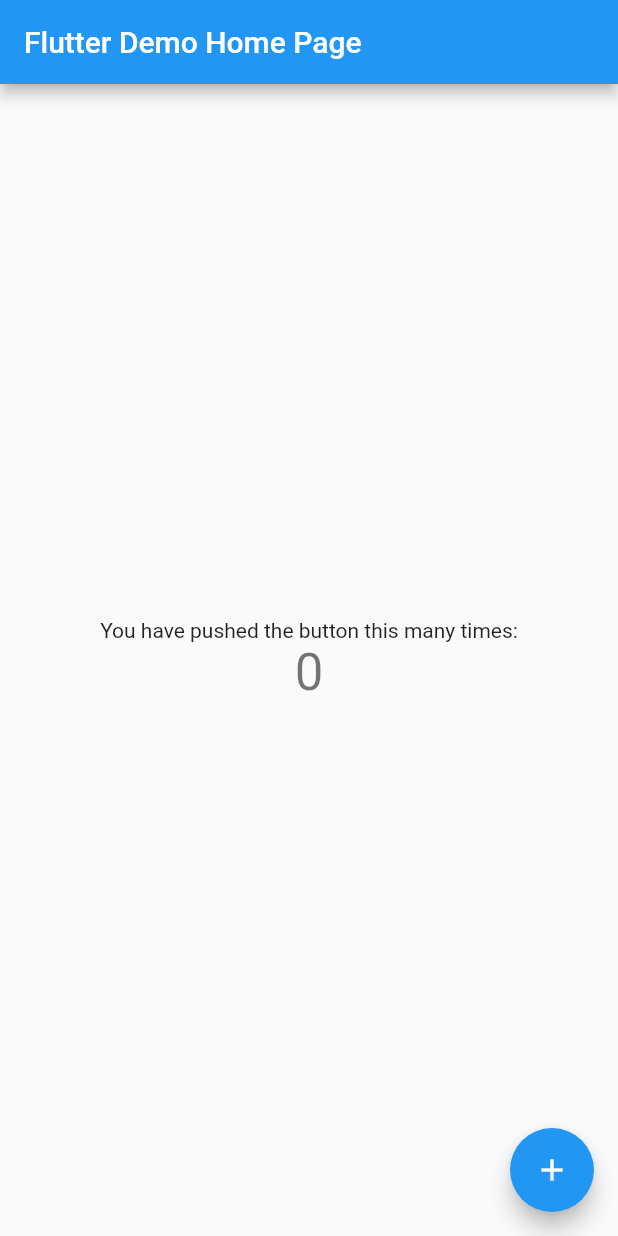
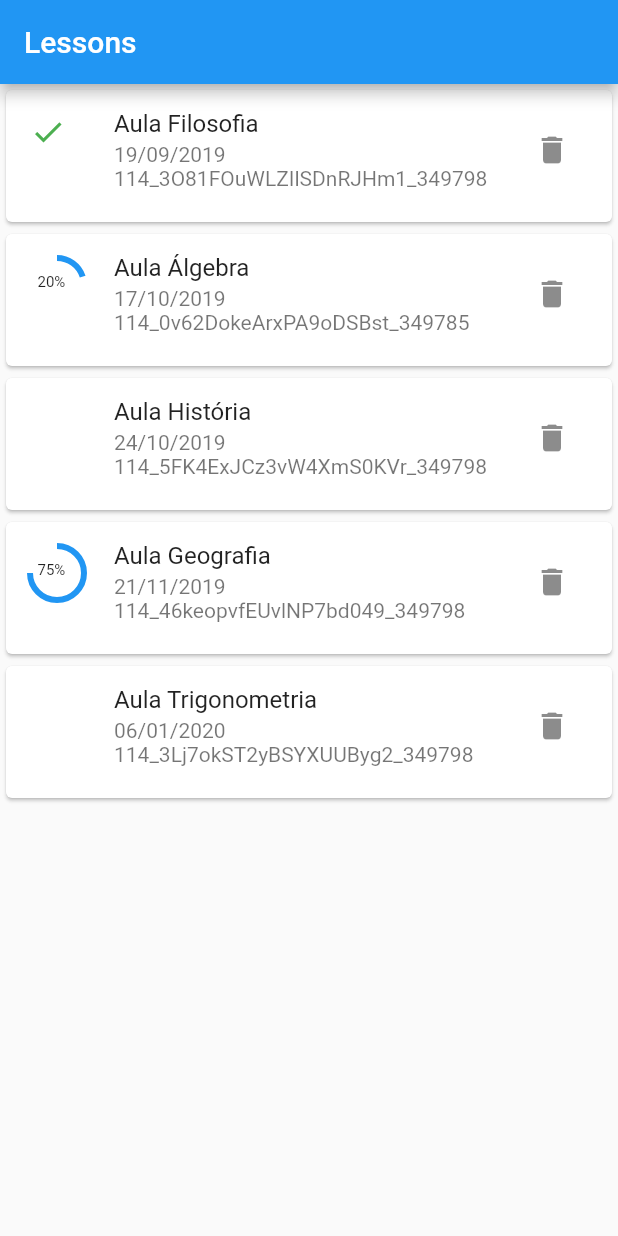
Before and after one commit to skore-io/teste-mobile, a Flutter app: the screen it shows after launch, on a phone screen of 412 x 824 dp. Run offline on Flutter 3.47's test engine with Material 2 defaults, Android fonts, the phone set to English and light mode, and no system bars.

Commit message:
feat: add app

```diff
--- /dev/null
+++ b/mobile_challenge/lib/controllers/lessons_list_controller.dart
@@ -0,0 +1,27 @@
+import 'package:flutter/foundation.dart';
+
+import '../models/lesson_model.dart';
+import '../repositories/lesson_repository.dart';
+
+class LessonsListController extends ChangeNotifier {
+  final LessonRepository _lessonRepository;
+
+  LessonsListController(this._lessonRepository);
+
+  ValueNotifier<List<LessonModel>> lessons =
+      ValueNotifier<List<LessonModel>>([]);
+
+  Future<void> getLessons() async {
+    lessons.value = await _lessonRepository.getLessons();
+  }
+
+  void sortLessonsByCreatedAt() {
+    lessons.value.sort((a, b) => a.createdAt.compareTo(b.createdAt));
+    notifyListeners();
+  }
+
+  void deleteLesson(LessonModel lesson) {
+    lessons.value.remove(lesson);
+    lessons.notifyListeners();
+  }
+}
--- a/mobile_challenge/lib/main.dart
+++ b/mobile_challenge/lib/main.dart
@@ -1,4 +1,6 @@
 import 'package:flutter/material.dart';
+
+import 'ui/pages/lessons_list_page.dart';
 
 void main() {
   runApp(const MyApp());
@@ -7,109 +9,14 @@
 class MyApp extends StatelessWidget {
   const MyApp({Key? key}) : super(key: key);
 
-  // This widget is the root of your application.
   @override
   Widget build(BuildContext context) {
     return MaterialApp(
-      title: 'Flutter Demo',
+      title: 'Flutter Skore Challenge',
       theme: ThemeData(
-        // This is the theme of your application.
-        //
-        // Try running your application with "flutter run". You'll see the
-        // application has a blue toolbar. Then, without quitting the app, try
-        // changing the primarySwatch below to Colors.green and then invoke
-        // "hot reload" (press "r" in the console where you ran "flutter run",
-        // or simply save your changes to "hot reload" in a Flutter IDE).
-        // Notice that the counter didn't reset back to zero; the application
-        // is not restarted.
         primarySwatch: Colors.blue,
       ),
-      home: const MyHomePage(title: 'Flutter Demo Home Page'),
+      home: const LessonsListPage(),
     );
   }
 }
-
-class MyHomePage extends StatefulWidget {
-  const MyHomePage({Key? key, required this.title}) : super(key: key);
-
-  // This widget is the home page of your application. It is stateful, meaning
-  // that it has a State object (defined below) that contains fields that affect
-  // how it looks.
-
-  // This class is the configuration for the state. It holds the values (in this
-  // case the title) provided by the parent (in this case the App widget) and
-  // used by the build method of the State. Fields in a Widget subclass are
-  // always marked "final".
-
-  final String title;
-
-  @override
-  State<MyHomePage> createState() => _MyHomePageState();
-}
-
-class _MyHomePageState extends State<MyHomePage> {
-  int _counter = 0;
-
-  void _incrementCounter() {
-    setState(() {
-      // This call to setState tells the Flutter framework that something has
-      // changed in this State, which causes it to rerun the build method below
-      // so that the display can reflect the updated values. If we changed
-      // _counter without calling setState(), then the build method would not be
-      // called again, and so nothing would appear to happen.
-      _counter++;
-    });
-  }
-
-  @override
-  Widget build(BuildContext context) {
-    // This method is rerun every time setState is called, for instance as done
-    // by the _incrementCounter method above.
-    //
-    // The Flutter framework has been optimized to make rerunning build methods
-    // fast, so that you can just rebuild anything that needs updating rather
-    // than having to individually change instances of widgets.
-    return Scaffold(
-      appBar: AppBar(
-        // Here we take the value from the MyHomePage object that was created by
-        // the App.build method, and use it to set our appbar title.
-        title: Text(widget.title),
-      ),
-      body: Center(
-        // Center is a layout widget. It takes a single child and positions it
-        // in the middle of the parent.
-        child: Column(
-          // Column is also a layout widget. It takes a list of children and
-          // arranges them vertically. By default, it sizes itself to fit its
-          // children horizontally, and tries to be as tall as its parent.
-          //
-          // Invoke "debug painting" (press "p" in the console, choose the
-          // "Toggle Debug Paint" action from the Flutter Inspector in Android
-          // Studio, or the "Toggle Debug Paint" command in Visual Studio Code)
-          // to see the wireframe for each widget.
-          //
-          // Column has various properties to control how it sizes itself and
-          // how it positions its children. Here we use mainAxisAlignment to
-          // center the children vertically; the main axis here is the vertical
-          // axis because Columns are vertical (the cross axis would be
-          // horizontal).
-          mainAxisAlignment: MainAxisAlignment.center,
-          children: <Widget>[
-            const Text(
-              'You have pushed the button this many times:',
-            ),
-            Text(
-              '$_counter',
-              style: Theme.of(context).textTheme.headline4,
-            ),
-          ],
-        ),
-      ),
-      floatingActionButton: FloatingActionButton(
-        onPressed: _incrementCounter,
-        tooltip: 'Increment',
-        child: const Icon(Icons.add),
-      ), // This trailing comma makes auto-formatting nicer for build methods.
-    );
-  }
-}
--- /dev/null
+++ b/mobile_challenge/lib/models/lesson_model.dart
@@ -0,0 +1,61 @@
+import 'package:mobile_challenge/utils/lesson_status.dart';
+
+import '../utils/utils.dart';
+
+class LessonModel {
+  late String companyId;
+  late int createdAt;
+  late String name;
+  late String id;
+  late LessonStatus status;
+  late Summary summary;
+
+  LessonModel({
+    required this.companyId,
+    required this.createdAt,
+    required this.name,
+    required this.id,
+    required this.status,
+    required this.summary,
+  });
+
+  LessonModel.fromJson(Map<String, dynamic> json) {
+    companyId = json['company_id'];
+    createdAt = json['created_at'];
+    name = json['name'];
+    id = json['id'];
+    status = lessonStatusFromString(json['status']);
+    summary = Summary.fromJson(json['summary']);
+  }
+
+  String get dateFormated =>
+      dateFormat.format(DateTime.fromMillisecondsSinceEpoch(createdAt));
+
+  LessonModel copyWith({
+    String? companyId,
+    int? createdAt,
+    String? name,
+    String? id,
+    LessonStatus? status,
+    Summary? summary,
+  }) {
+    return LessonModel(
+      companyId: companyId ?? this.companyId,
+      createdAt: createdAt ?? this.createdAt,
+      name: name ?? this.name,
+      id: id ?? this.id,
+      status: status ?? this.status,
+      summary: summary ?? this.summary,
+    );
+  }
+}
+
+class Summary {
+  int? percentage;
+
+  Summary({this.percentage});
+
+  Summary.fromJson(Map<String, dynamic> json) {
+    percentage = json['percentage'];
+  }
+}
--- /dev/null
+++ b/mobile_challenge/lib/repositories/lesson_repository.dart
@@ -0,0 +1,5 @@
+import '../models/lesson_model.dart';
+
+abstract class LessonRepository {
+  Future<List<LessonModel>> getLessons();
+}
--- /dev/null
+++ b/mobile_challenge/lib/repositories/lesson_repository_mock.dart
@@ -0,0 +1,16 @@
+import 'dart:convert';
+
+import 'package:flutter/services.dart';
+
+import '../models/lesson_model.dart';
+import 'lesson_repository.dart';
+
+class LessonRepositoryMock implements LessonRepository {
+  @override
+  Future<List<LessonModel>> getLessons() async {
+    var value = await rootBundle.loadString('assets/lessons.json');
+    List json = jsonDecode(value);
+
+    return json.map((e) => LessonModel.fromJson(e)).toList();
+  }
+}
--- /dev/null
+++ b/mobile_challenge/lib/ui/components/lesson_card_widget.dart
@@ -0,0 +1,62 @@
+import 'package:flutter/material.dart';
+import 'package:mobile_challenge/utils/lesson_status.dart';
+
+import '../../models/lesson_model.dart';
+
+class LessonCardWidget extends StatelessWidget {
+  final LessonModel lesson;
+  final VoidCallback onDelete;
+
+  const LessonCardWidget({
+    Key? key,
+    required this.lesson,
+    required this.onDelete,
+  }) : super(key: key);
+
+  @override
+  Widget build(BuildContext context) {
+    return Card(
+      child: ListTile(
+        title: Text(lesson.name.toString()),
+        subtitle: Text("${lesson.dateFormated}\n${lesson.id.toString()}"),
+        leading: _buildLeadingIcon(),
+        isThreeLine: true,
+        trailing: IconButton(
+          onPressed: onDelete,
+          icon: const Icon(Icons.delete),
+        ),
+      ),
+    );
+  }
+
+  Widget _buildLeadingIcon() {
+    Widget leading;
+    Key key = Key("leading_widget_${lesson.id}");
+    if (lesson.status == LessonStatus.completed) {
+      leading = Icon(
+        Icons.check,
+        key: key,
+        color: Colors.green,
+      );
+    } else if (lesson.status == LessonStatus.inProgress) {
+      leading = Stack(
+        key: key,
+        children: [
+          CircularProgressIndicator(value: lesson.summary.percentage! / 100.0),
+          Positioned(
+            top: 10,
+            left: 5,
+            child: Text(
+              "${lesson.summary.percentage!}%",
+              style: const TextStyle(fontSize: 10),
+              textAlign: TextAlign.center,
+            ),
+          ),
+        ],
+      );
+    } else {
+      leading = SizedBox(key: key);
+    }
+    return leading;
+  }
+}
--- /dev/null
+++ b/mobile_challenge/lib/ui/pages/lessons_list_page.dart
@@ -0,0 +1,45 @@
+import 'package:flutter/material.dart';
+
+import '../../controllers/lessons_list_controller.dart';
+import '../../models/lesson_model.dart';
+import '../../repositories/lesson_repository_mock.dart';
+import '../components/lesson_card_widget.dart';
+
+class LessonsListPage extends StatefulWidget {
+  const LessonsListPage({Key? key}) : super(key: key);
+
+  @override
+  State<LessonsListPage> createState() => _LessonsListPageState();
+}
+
+class _LessonsListPageState extends State<LessonsListPage> {
+  final _controller = LessonsListController(LessonRepositoryMock());
+
+  @override
+  void initState() {
+    super.initState();
+    _controller.getLessons();
+  }
+
+  @override
+  Widget build(BuildContext context) {
+    return Scaffold(
+      appBar: AppBar(title: const Text("Lessons")),
+      body: ValueListenableBuilder<List<LessonModel>>(
+        valueListenable: _controller.lessons,
+        builder: (context, list, child) {
+          _controller.sortLessonsByCreatedAt();
+          return ListView.builder(
+            itemCount: list.length,
+            itemBuilder: (context, index) {
+              return LessonCardWidget(
+                lesson: list[index],
+                onDelete: () => _controller.deleteLesson(list[index]),
+              );
+            },
+          );
+        },
+      ),
+    );
+  }
+}
--- /dev/null
+++ b/mobile_challenge/lib/utils/lesson_status.dart
@@ -0,0 +1,17 @@
+enum LessonStatus {
+  notStarted,
+  inProgress,
+  completed,
+}
+
+lessonStatusFromString(String status) {
+  if (status == "NOT_STARTED") {
+    return LessonStatus.notStarted;
+  } else if (status == "IN_PROGRESS") {
+    return LessonStatus.inProgress;
+  } else if (status == "COMPLETED") {
+    return LessonStatus.completed;
+  } else {
+    throw Exception("Invalid lesson status: $status");
+  }
+}
--- /dev/null
+++ b/mobile_challenge/lib/utils/lessons_mocked_list.dart
@@ -0,0 +1,45 @@
+import '../models/lesson_model.dart';
+import 'lesson_status.dart';
+
+final lessonsList = [
+  LessonModel(
+    companyId: "114",
+    createdAt: 1571323199864,
+    name: "Aula Álgebra",
+    id: "114_0v62DokeArxPA9oDSBst_349785",
+    status: LessonStatus.inProgress,
+    summary: Summary(percentage: 20),
+  ),
+  LessonModel(
+    companyId: "114",
+    createdAt: 1578343188529,
+    name: "Aula Trigonometria",
+    id: "114_3Lj7okST2yBSYXUUByg2_349798",
+    status: LessonStatus.notStarted,
+    summary: Summary(percentage: 0),
+  ),
+  LessonModel(
+    companyId: "114",
+    createdAt: 1568918240759,
+    name: "Aula Filosofia",
+    id: "114_3O81FOuWLZIlSDnRJHm1_349798",
+    status: LessonStatus.completed,
+    summary: Summary(percentage: 100),
+  ),
+  LessonModel(
+    companyId: "114",
+    createdAt: 1574361972593,
+    name: "Aula Geografia",
+    id: "114_46keopvfEUvlNP7bd049_349798",
+    status: LessonStatus.inProgress,
+    summary: Summary(percentage: 75),
+  ),
+  LessonModel(
+    companyId: "114",
+    createdAt: 1571946887159,
+    name: "Aula História",
+    id: "114_5FK4ExJCz3vW4XmS0KVr_349798",
+    status: LessonStatus.notStarted,
+    summary: Summary(percentage: 0),
+  ),
+];
--- /dev/null
+++ b/mobile_challenge/lib/utils/utils.dart
@@ -0,0 +1,3 @@
+import 'package:intl/intl.dart' as intl;
+
+intl.DateFormat dateFormat = intl.DateFormat('dd/MM/y');
```
Also changed, not shown: mobile_challenge/assets/lessons.json (added, +52 -0 lines), mobile_challenge/pubspec.yaml (+6 -65 lines), mobile_challenge/pubspec.lock, 5 other files.
